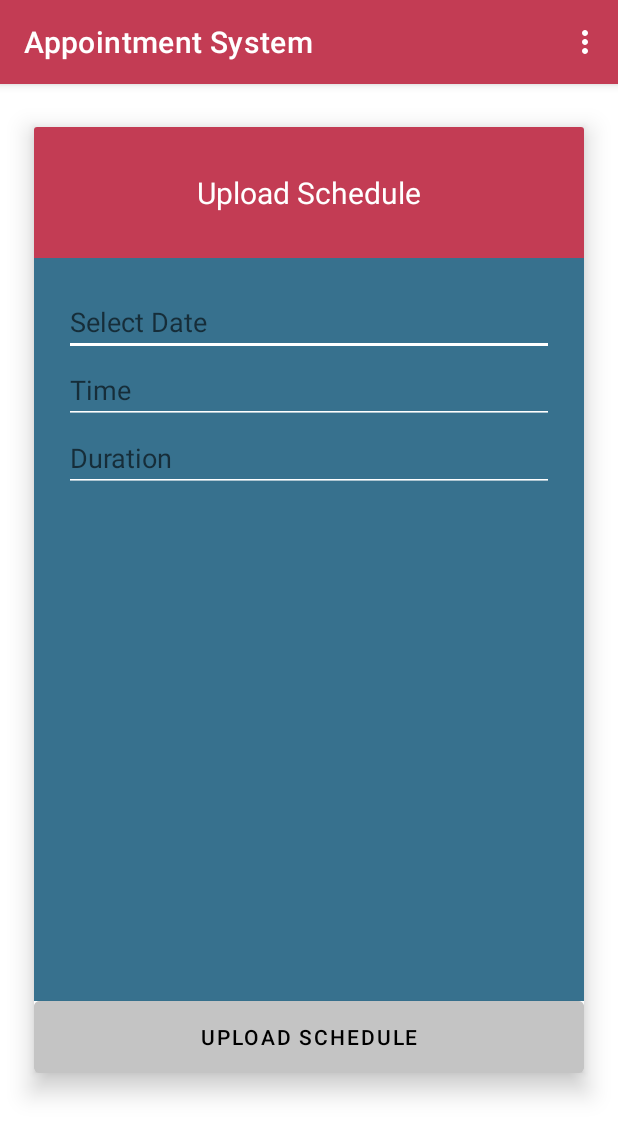
After one commit to chan1992241/AppointmentSystem, an Android app: the UploadSchedule screen opened directly, with no data from a screen before it, on a phone screen of 412 x 824 dp. The commit adds this screen. Shown: the top 1137 px of the screen. Run offline under Robolectric (Android 15) with nearby library versions, the phone set to English and light mode, and no system bars; our stand-ins replace Volley; network calls fail.

Commit message:
Upload Schedule

```diff
--- a/app/src/main/AndroidManifest.xml
+++ b/app/src/main/AndroidManifest.xml
@@ -26,6 +26,9 @@
             android:name=".LecturerUpcoming"
             android:exported="false" />
         <activity
+            android:name=".UploadSchedule"
+            android:exported="false" />
+        <activity
             android:name=".LecturerMainPage"
             android:exported="false" />
         <activity
--- /dev/null
+++ b/app/src/main/java/my/edu/utar/appointmentsystem/UploadSchedule.java
@@ -0,0 +1,189 @@
+package my.edu.utar.appointmentsystem;
+
+import android.app.DatePickerDialog;
+import android.app.TimePickerDialog;
+import android.content.Intent;
+import android.os.Bundle;
+import android.view.Menu;
+import android.view.View;
+import android.widget.Button;
+import android.widget.DatePicker;
+import android.widget.EditText;
+import android.widget.TimePicker;
+import android.widget.Toast;
+
+import androidx.appcompat.app.AppCompatActivity;
+
+import com.android.volley.Request;
+import com.android.volley.Response;
+import com.android.volley.VolleyError;
+import com.android.volley.VolleyLog;
+import com.android.volley.toolbox.JsonObjectRequest;
+
+import org.json.JSONException;
+import org.json.JSONObject;
+
+import java.io.UnsupportedEncodingException;
+import java.util.Calendar;
+import java.util.Locale;
+
+public class UploadSchedule extends AppCompatActivity {
+
+    EditText et_date, et_time, uploadSchedule_duration;
+    int hour, minute;
+    DatePickerDialog.OnDateSetListener setListener;
+
+
+    @Override
+    protected void onCreate(Bundle savedInstanceState) {
+        super.onCreate(savedInstanceState);
+        setContentView(R.layout.activity_upload_schedule);
+        Button upload_Schedule = findViewById(R.id.upload_Schedule);
+
+        uploadSchedule_duration = findViewById(R.id.uploadSchedule_duration);
+        et_date = findViewById(R.id.et_date);
+        et_time = findViewById(R.id.et_time);
+
+        Calendar calendar = Calendar.getInstance();
+        final int year = calendar.get(Calendar.YEAR);
+        final int month = calendar.get(Calendar.MONTH);
+        final int day = calendar.get(Calendar.DAY_OF_MONTH);
+
+        et_date.setOnClickListener(new View.OnClickListener() {
+            @Override
+            public void onClick(View view) {
+                DatePickerDialog datePickerDialog = new DatePickerDialog(
+                        UploadSchedule.this, new DatePickerDialog.OnDateSetListener() {
+                    @Override
+                    public void onDateSet(DatePicker datePicker, int year, int month, int day) {
+                        month = month + 1;
+                        String date = year + "-" + (month < 10 ? "0" + month: month )+ "-" + (day < 10 ? "0" + day: day);
+                        et_date.setText(date);
+
+                    }
+                }, year, month, day);
+                datePickerDialog.show();
+
+            }
+        });
+
+
+        upload_Schedule.setOnClickListener(new View.OnClickListener() {
+            @Override
+            public void onClick(View view) {
+                Intent intent = getIntent();
+                String lecturerID = intent.getStringExtra("lecturerID");
+
+                String url2 = "https://appointmentmobileapi.herokuapp.com/uploadSchedule/" + lecturerID;
+                JSONObject jsonBody = new JSONObject();
+                try {
+                    jsonBody.put("date", et_date.getText().toString().trim());
+                    jsonBody.put("time", et_time.getText().toString().trim());
+                    jsonBody.put("duration", uploadSchedule_duration.getText().toString().trim());
+                } catch (JSONException e) {
+                    e.printStackTrace();
+                }
+                final String requestBody = jsonBody.toString();
+                System.out.println(requestBody);
+                JsonObjectRequest jsonObjectRequest = new JsonObjectRequest
+                        (Request.Method.POST, url2, null, new Response.Listener<JSONObject>() {
+
+                            @Override
+                            public void onResponse(JSONObject response) {
+                                try {
+                                    Toast.makeText(UploadSchedule.this, response.getString("message"), Toast.LENGTH_LONG).show();
+                                    Intent intent = new Intent(UploadSchedule.this, LecturerMainPage.class);
+                                    intent.putExtra("lecturerID", lecturerID);
+                                    intent.putExtra("role", "lecturer");
+                                    startActivity(intent);
+                                } catch (JSONException e) {
+                                    e.printStackTrace();
+                                }
+                            }
+                        }, new Response.ErrorListener() {
+
+                            @Override
+                            public void onErrorResponse(VolleyError error) {
+                                try {
+                                    byte[] htmlBodyBytes = error.networkResponse.data;
+                                    JSONObject errorRes =new JSONObject(new String(htmlBodyBytes));
+                                    Toast.makeText(UploadSchedule.this, errorRes.getString("message"), Toast.LENGTH_SHORT).show();
+                                    //System.out.println(errorRes.getString("status"));
+                                } catch (Exception e) {
+                                    System.out.println(e.getMessage());
+                                }
+                            }
+                        }) {
+                    @Override
+                    public String getBodyContentType() {
+                        return "application/json; charset=utf-8";
+                    }
+
+                    @Override
+                    public byte[] getBody() {
+                        try {
+                            return requestBody == null ? null : requestBody.getBytes("utf-8");
+                        } catch (UnsupportedEncodingException uee) {
+                            VolleyLog.wtf("Unsupported Encoding while trying to get the bytes of %s using %s", requestBody, "utf-8");
+                            return null;
+                        }
+                    }
+                };
+                VolleySingleton.getInstance(UploadSchedule.this).addToRequestQueue(jsonObjectRequest);
+            }
+        });
+
+
+    }
+
+
+    // inflate menu
+    @Override
+    public boolean onCreateOptionsMenu(Menu menu) {
+
+        super.onCreateOptionsMenu(menu);
+        //getMenuInflater().inflate(R.menu.main,menu);
+        Intent intent1 = getIntent();
+        String lecturerID = intent1.getStringExtra("lecturerID");
+        System.out.println(lecturerID);
+
+        Intent intent = new Intent(UploadSchedule.this, LecturerUpcoming.class);
+        intent.addFlags(Intent.FLAG_ACTIVITY_CLEAR_TOP);
+        intent.putExtra("lecturerID", lecturerID);
+        menu.add("Upcoming Booking").setIntent(intent);
+
+        Intent intent2 = new Intent(UploadSchedule.this, UploadSchedule.class);
+        intent2.addFlags(Intent.FLAG_ACTIVITY_CLEAR_TOP);
+        intent2.putExtra("lecturerID", lecturerID);
+        menu.add("Upload Schedule").setIntent(intent2);
+
+        Intent intent3 = new Intent(UploadSchedule.this, LecturerMainPage.class);
+        intent3.addFlags(Intent.FLAG_ACTIVITY_CLEAR_TOP);
+        intent3.putExtra("lecturerID", lecturerID);
+        menu.add("My booking").setIntent(intent3);
+
+
+        return true;
+
+    }
+
+
+    public void popTimePicker(View view) {
+        TimePickerDialog.OnTimeSetListener onTimeSetListener = new TimePickerDialog.OnTimeSetListener() {
+            @Override
+            public void onTimeSet(TimePicker timePicker, int selectedHour, int selectedMinute) {
+                hour = selectedHour;
+                minute = selectedMinute;
+                et_time.setText(String.format(Locale.getDefault(), "%02d:%02d", hour, minute));
+
+            }
+        };
+
+
+        TimePickerDialog timePickerDialog = new TimePickerDialog(this, onTimeSetListener, hour, minute, true);
+
+        timePickerDialog.setTitle("Select Time");
+        timePickerDialog.show();
+
+    }
+}
--- /dev/null
+++ b/app/src/main/res/layout/activity_upload_schedule.xml
@@ -0,0 +1,100 @@
+<?xml version="1.0" encoding="utf-8"?>
+<RelativeLayout xmlns:android="http://schemas.android.com/apk/res/android"
+    xmlns:app="http://schemas.android.com/apk/res-auto"
+    xmlns:tools="http://schemas.android.com/tools"
+    android:layout_width="match_parent"
+    android:layout_height="match_parent"
+    tools:context=".StudentLogin">
+
+    <androidx.cardview.widget.CardView
+        android:id="@+id/container"
+        android:layout_width="match_parent"
+        android:layout_height="wrap_content"
+        app:cardElevation="10dp"
+        android:layout_margin="10dp"
+        app:cardBackgroundColor="@color/white"
+        app:cardMaxElevation="12dp"
+        app:cardPreventCornerOverlap="true"
+        app:cardUseCompatPadding="true">
+
+        <LinearLayout
+            android:layout_width="match_parent"
+            android:layout_height="wrap_content"
+            android:orientation="vertical">
+
+            <TextView
+                android:id="@+id/addNewPasswordTxt"
+                android:layout_width="match_parent"
+                android:layout_height="wrap_content"
+                android:layout_centerHorizontal="true"
+                android:background="@color/red"
+                android:padding="30dp"
+                android:text="Upload Schedule"
+                android:textAlignment="center"
+                android:textColor="@color/white"
+                android:textSize="20dp" />
+
+            <LinearLayout
+                android:layout_width="match_parent"
+                android:layout_height="495dp"
+                android:background="@color/blue"
+                android:orientation="vertical"
+                android:paddingHorizontal="20dp"
+                android:paddingVertical="20dp">
+
+                <EditText
+                    android:id="@+id/et_date"
+                    android:layout_width="match_parent"
+                    android:layout_height="wrap_content"
+                    android:backgroundTint="@color/white"
+                    android:hint="Select Date"
+                    android:inputType="date"
+                    android:textColor="@color/white" />
+
+                <EditText
+                    android:id="@+id/et_time"
+                    android:onClick="popTimePicker"
+                    android:layout_width="match_parent"
+                    android:layout_height="wrap_content"
+                    android:backgroundTint="@color/white"
+                    android:ems="10"
+                    android:hint="Time"
+                    android:inputType="textPassword|time"
+                    android:textColor="@color/white"
+                    tools:ignore="OnClick" />
+
+                <EditText
+                    android:id="@+id/uploadSchedule_duration"
+                    android:layout_width="match_parent"
+                    android:layout_height="wrap_content"
+                    android:backgroundTint="@color/white"
+                    android:ems="10"
+                    android:hint="Duration"
+                    android:inputType="number|textPassword"
+                    android:textColor="@color/white" />
+
+            </LinearLayout>
+
+            <Button
+                android:id="@+id/upload_Schedule"
+                android:layout_width="match_parent"
+                android:layout_height="match_parent"
+                android:backgroundTint="@color/grey"
+                android:insetTop="0dp"
+                android:insetBottom="0dp"
+                android:text="Upload Schedule"
+                android:textColor="@color/black" />
+        </LinearLayout>
+    </androidx.cardview.widget.CardView>
+
+    <ProgressBar
+        android:id="@+id/progressBar"
+        style="?android:attr/progressBarStyle"
+        android:layout_width="wrap_content"
+        android:layout_height="wrap_content"
+        android:layout_below="@+id/container"
+        android:indeterminateTint="@color/red"
+        android:visibility="gone"
+        android:layout_centerHorizontal="true"/>
+
+</RelativeLayout>
```
Also changed, not shown: app/src/main/java/my/edu/utar/appointmentsystem/LecturerMainPage.java (+22 -1 lines), app/src/main/java/my/edu/utar/appointmentsystem/LecturerUpcoming.java (+23 -2 lines).
